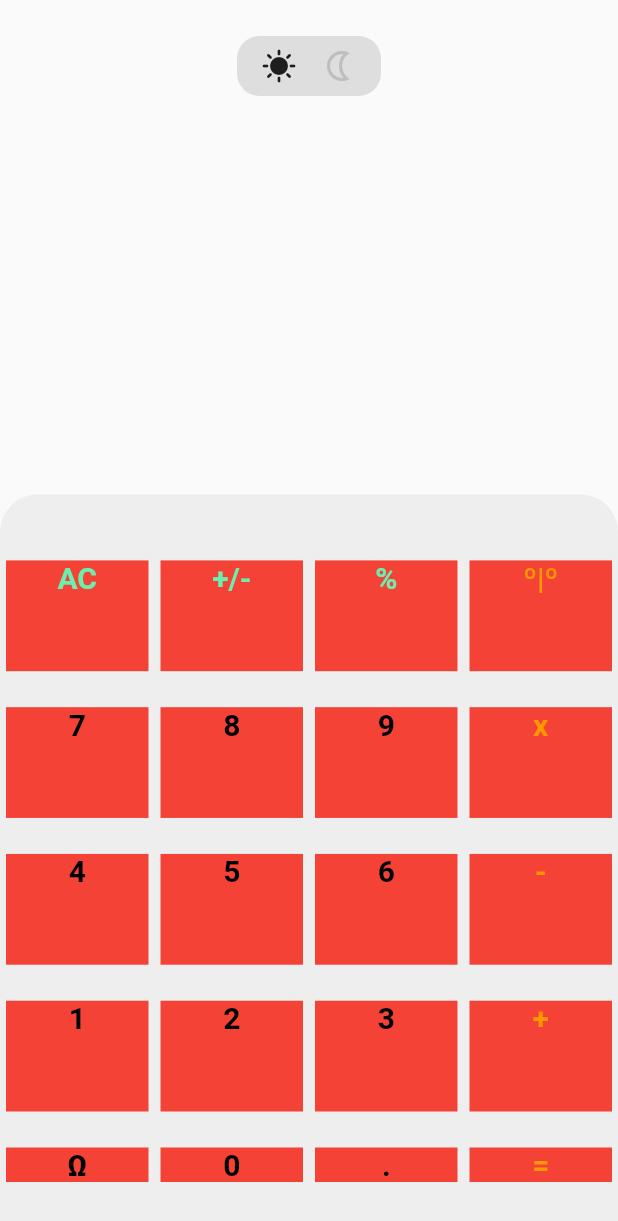
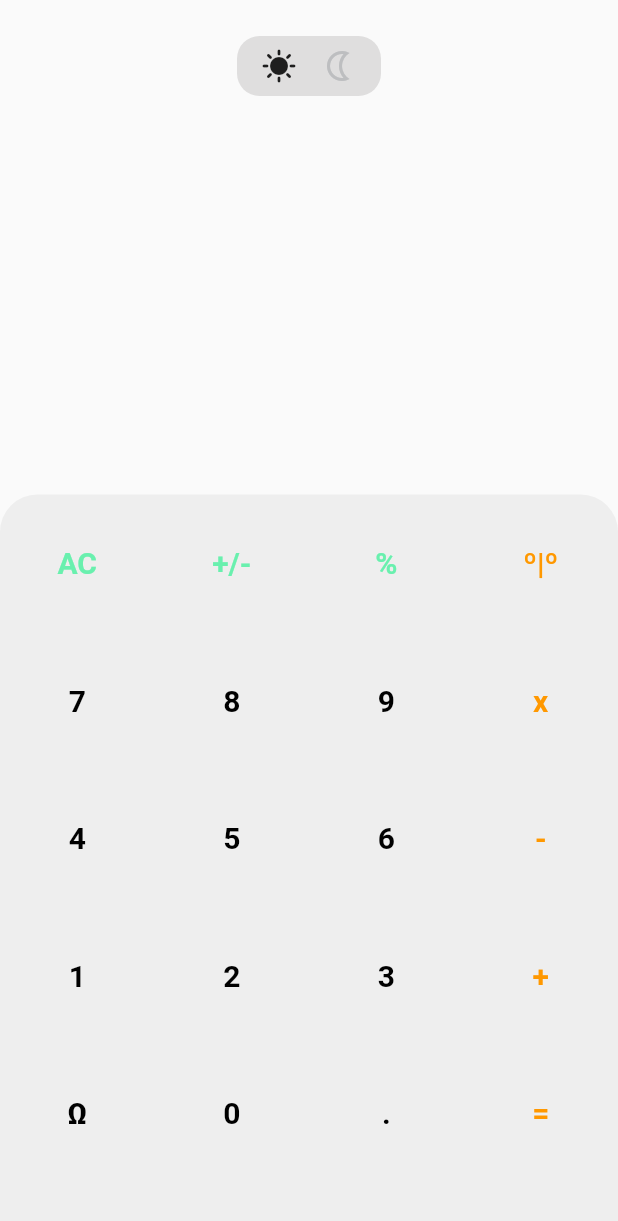
Before and after one commit to HerculesGit/calc_clean_arch, a Flutter app: the screen it shows after launch, on a phone screen of 412 x 824 dp. Shown: the top 1221 px of the screen. Run offline on Flutter 3.47's test engine with Material 2 defaults, Android fonts, the phone set to English and light mode, and no system bars.

Commit message:
adjust keyboard widget to a responsive layout

```diff
--- a/lib/presentation/widgets/calculator_keyboard_widget.dart
+++ b/lib/presentation/widgets/calculator_keyboard_widget.dart
@@ -10,42 +10,49 @@ class CalculatorKeyboardWidget extends StatelessWidget {
       : super(key: key);
 
   @override
-  Widget build(BuildContext context) => _buildKeyboard(context);
-
-  Widget _buildKeyboard(BuildContext context) {
-    return Container(
+  Widget build(BuildContext context) => Container(
         padding: const EdgeInsets.only(bottom: kDefaultMargin + 20),
         decoration: const BoxDecoration(
             borderRadius: BorderRadius.only(
               topRight: Radius.circular(25),
               topLeft: Radius.circular(25),
             ),
-        color: Color(0xFFEEEEEE),
-      ),
-      child: GridView.count(
-        physics: const NeverScrollableScrollPhysics(),
-        crossAxisCount: 4,
-        shrinkWrap: true,
-        addAutomaticKeepAlives: false,
-        childAspectRatio: 2 / 1.9,
-        padding: const EdgeInsets.only(top: 32.0, bottom: kDefaultMargin),
-        children: keyboards
-            .map((keyboard) => _buildKeyboardButton(keyboard))
-            .toList(),
-      ),
+            color: Color(0xFFEEEEEE)),
+        child: Column(children: _buildCustomGridView()),
       );
+
+  List<Widget> _buildCustomGridView() {
+    const crossAxisCount = 4;
+    final List<Widget> crossAxisChildren = [];
+    final List<Widget> mainAxisChildren = [];
+
+    for (var keyboard in keyboards) {
+      if (crossAxisChildren.length == crossAxisCount) {
+        mainAxisChildren
+            .add(Expanded(child: Row(children: List.from(crossAxisChildren))));
+        crossAxisChildren.clear();
+      }
+      crossAxisChildren.add(_buildKeyboardButton(keyboard));
+    }
+
+    mainAxisChildren
+        .add(Expanded(child: Row(children: List.from(crossAxisChildren))));
+
+    return mainAxisChildren;
   }
 
   Widget _buildKeyboardButton(KeyboardViewModel keyboardViewModel) {
-    return Padding(
-      padding: const EdgeInsets.symmetric(vertical: kDefaultMargin / 2),
-      child: Container(
-        margin: const EdgeInsets.all(4.0),
-        color: Colors.red,
+    return Expanded(
       child: GestureDetector(
         onTap: () => keyboardViewModel.enabled
             ? onButtonTapped(keyboardViewModel)
             : () {},
+        child: AbsorbPointer(
+          absorbing: true,
+          child: Container(
+            alignment: Alignment.center,
+            margin: const EdgeInsets.all(4.0),
+            // color: Colors.red,
             child: Text(
               keyboardViewModel.key,
               textAlign: TextAlign.center,
@@ -57,6 +64,7 @@ class CalculatorKeyboardWidget extends StatelessWidget {
             ),
           ),
         ),
+      ),
     );
   }
 }
```
Lines whose indentation alone changed are shown as unchanged.
